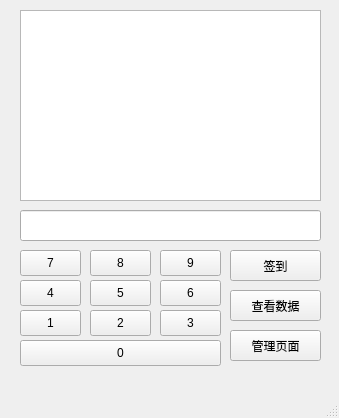
Before: the Qt Designer form mainwindow.ui in Hanatomizu/yet-another-sign-up, drawn with Qt 5.
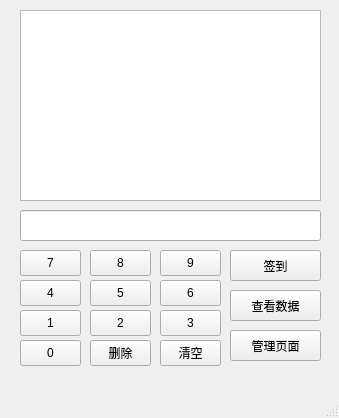
After: the same form once the commit is applied.

Commit message: feature: completed internal input method

Diff of the .ui file:
```diff
--- a/mainwindow.ui
+++ b/mainwindow.ui
@@ -185,7 +185,7 @@
      <rect>
       <x>20</x>
       <y>340</y>
-      <width>201</width>
+      <width>61</width>
       <height>26</height>
      </rect>
     </property>
@@ -206,6 +206,32 @@
      <string>查看数据</string>
     </property>
    </widget>
+   <widget class="QPushButton" name="pushButton_BackSpace">
+    <property name="geometry">
+     <rect>
+      <x>90</x>
+      <y>340</y>
+      <width>61</width>
+      <height>26</height>
+     </rect>
+    </property>
+    <property name="text">
+     <string>删除</string>
+    </property>
+   </widget>
+   <widget class="QPushButton" name="pushButton_Clear">
+    <property name="geometry">
+     <rect>
+      <x>160</x>
+      <y>340</y>
+      <width>61</width>
+      <height>26</height>
+     </rect>
+    </property>
+    <property name="text">
+     <string>清空</string>
+    </property>
+   </widget>
   </widget>
   <widget class="QMenuBar" name="menubar">
    <property name="geometry">
```
The commit also changes 2 other files.
